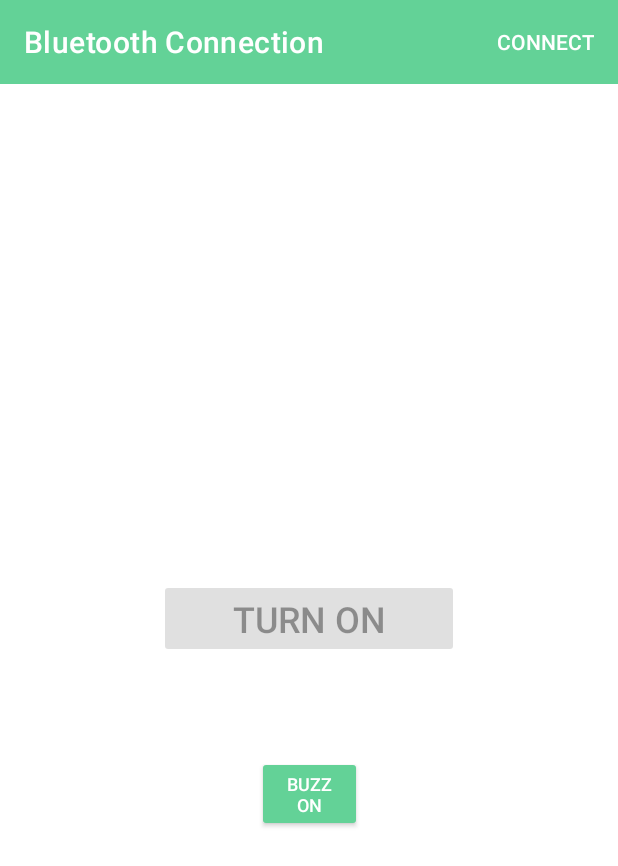
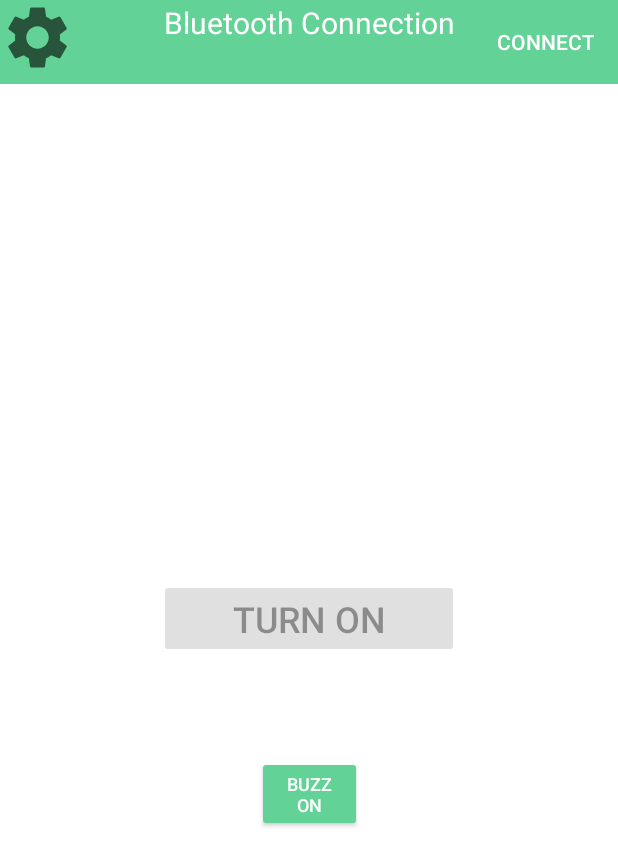
Before and after one commit to gomalodon/LightApp, an Android app: the screen it shows after launch (MainActivity), on a phone screen of 412 x 824 dp. Shown: the top 866 px of the screen. Run offline under Robolectric (Android 15) with nearby library versions, the phone set to English and light mode, and no system bars.

Commit message:
settings

```diff
--- a/LightApp/app/build.gradle
+++ b/LightApp/app/build.gradle
@@ -35,6 +35,7 @@
 
     implementation 'androidx.core:core-ktx:1.6.0'
     implementation 'androidx.appcompat:appcompat:1.3.1'
+    implementation 'androidx.preference:preference:1.2.0'
     implementation 'com.google.android.material:material:1.4.0'
     implementation 'androidx.constraintlayout:constraintlayout:2.1.0'
     testImplementation 'junit:junit:4.+'
--- a/LightApp/app/src/main/java/com/gielooghe/lightapp/MainActivity.java
+++ b/LightApp/app/src/main/java/com/gielooghe/lightapp/MainActivity.java
@@ -53,6 +53,8 @@
         // UI Initialization
         final Button buttonConnect = findViewById(R.id.buttonConnect);
         final Toolbar toolbar = findViewById(R.id.toolbar);
+        final TextView blText = findViewById(R.id.BlTitle);
+        final TextView blSubText = findViewById(R.id.BlSubTitle);
         final ProgressBar progressBar = findViewById(R.id.progressBar);
         progressBar.setVisibility(View.GONE);
         final TextView textViewInfo = findViewById(R.id.textViewInfo);
@@ -60,8 +62,11 @@
         buttonToggle.setEnabled(false);
         final Button buzzerToggle = findViewById(R.id.buzzerToggle);
         buttonToggle.setEnabled(false);
+        final ImageView settings = findViewById(R.id.settings);
 //        final ImageView imageView = findViewById(R.id.imageView);
 //        imageView.setBackgroundColor(getResources().getColor(R.color.colorOff));
+
+//        NavigationUI.setupActionBarWithNavController(this,navController, drawerLayout)
 
         // If a bluetooth device has been selected from SelectDeviceActivity
         deviceName = getIntent().getStringExtra("deviceName");
@@ -69,7 +74,7 @@
             // Get the device address to make BT Connection
             deviceAddress = getIntent().getStringExtra("deviceAddress");
             // Show progree and connection status
-            toolbar.setSubtitle("Connecting to " + deviceName + "...");
+            blSubText.setText("Connecting to " + deviceName + "...");
             progressBar.setVisibility(View.VISIBLE);
             buttonConnect.setEnabled(false);
 
@@ -93,13 +98,14 @@
                     case CONNECTING_STATUS:
                         switch(msg.arg1){
                             case 1:
-                                toolbar.setSubtitle("Connected to " + deviceName);
+                                blSubText.setText("Connected to " + deviceName);
                                 progressBar.setVisibility(View.GONE);
                                 buttonConnect.setEnabled(true);
                                 buttonToggle.setEnabled(true);
+                                connectedThread.write("2");
                                 break;
                             case -1:
-                                toolbar.setSubtitle("Device fails to connect");
+                                blSubText.setText("Device fails to connect");
                                 progressBar.setVisibility(View.GONE);
                                 buttonConnect.setEnabled(true);
                                 break;
@@ -187,6 +193,16 @@
                 if (cmdText != null) {
                     connectedThread.write(cmdText);
                 }
+            }
+        });
+
+        // Settings button
+        settings.setOnClickListener(new View.OnClickListener() {
+            @Override
+            public void onClick(View view) {
+                Log.d("myTag", "settings");
+                Intent intent = new Intent(MainActivity.this, SettingsActivity.class);
+                startActivity(intent);
             }
         });
     }
--- /dev/null
+++ b/LightApp/app/src/main/res/drawable/ic_baseline_settings_24.xml
@@ -0,0 +1,10 @@
+<vector xmlns:android="http://schemas.android.com/apk/res/android"
+    android:width="24dp"
+    android:height="24dp"
+    android:viewportWidth="24"
+    android:viewportHeight="24"
+    android:tint="?attr/colorControlNormal">
+  <path
+      android:fillColor="@android:color/primary_text_dark"
+      android:pathData="M19.14,12.94c0.04,-0.3 0.06,-0.61 0.06,-0.94c0,-0.32 -0.02,-0.64 -0.07,-0.94l2.03,-1.58c0.18,-0.14 0.23,-0.41 0.12,-0.61l-1.92,-3.32c-0.12,-0.22 -0.37,-0.29 -0.59,-0.22l-2.39,0.96c-0.5,-0.38 -1.03,-0.7 -1.62,-0.94L14.4,2.81c-0.04,-0.24 -0.24,-0.41 -0.48,-0.41h-3.84c-0.24,0 -0.43,0.17 -0.47,0.41L9.25,5.35C8.66,5.59 8.12,5.92 7.63,6.29L5.24,5.33c-0.22,-0.08 -0.47,0 -0.59,0.22L2.74,8.87C2.62,9.08 2.66,9.34 2.86,9.48l2.03,1.58C4.84,11.36 4.8,11.69 4.8,12s0.02,0.64 0.07,0.94l-2.03,1.58c-0.18,0.14 -0.23,0.41 -0.12,0.61l1.92,3.32c0.12,0.22 0.37,0.29 0.59,0.22l2.39,-0.96c0.5,0.38 1.03,0.7 1.62,0.94l0.36,2.54c0.05,0.24 0.24,0.41 0.48,0.41h3.84c0.24,0 0.44,-0.17 0.47,-0.41l0.36,-2.54c0.59,-0.24 1.13,-0.56 1.62,-0.94l2.39,0.96c0.22,0.08 0.47,0 0.59,-0.22l1.92,-3.32c0.12,-0.22 0.07,-0.47 -0.12,-0.61L19.14,12.94zM12,15.6c-1.98,0 -3.6,-1.62 -3.6,-3.6s1.62,-3.6 3.6,-3.6s3.6,1.62 3.6,3.6S13.98,15.6 12,15.6z"/>
+</vector>
--- a/LightApp/app/src/main/res/layout/activity_main.xml
+++ b/LightApp/app/src/main/res/layout/activity_main.xml
@@ -19,10 +19,46 @@
         app:layout_constraintStart_toStartOf="parent"
         app:layout_constraintTop_toTopOf="parent"
         app:subtitleTextColor="@android:color/background_light"
-        app:title="Bluetooth Connection"
         app:titleTextColor="@android:color/background_light" />
 
-<!--    <ImageView-->
+    <TextView
+        android:id="@+id/BlTitle"
+        android:layout_width="match_parent"
+        android:layout_height="30dp"
+        android:background="?attr/colorPrimary"
+        android:gravity="center"
+        android:text="Bluetooth Connection"
+        android:textSize="20dp"
+        android:textColor="@android:color/background_light"
+        app:layout_constraintEnd_toStartOf="@+id/buttonConnect"
+        app:layout_constraintStart_toEndOf="@+id/settings"
+        app:layout_constraintTop_toTopOf="parent"
+        app:subtitleTextColor="@android:color/background_light" />
+
+    <TextView
+        android:id="@+id/BlSubTitle"
+        android:layout_width="match_parent"
+        android:layout_height="25dp"
+        android:background="?attr/colorPrimary"
+        android:gravity="center"
+        android:text=""
+        android:textSize="10dp"
+        android:textColor="@android:color/background_light"
+        app:layout_constraintEnd_toStartOf="@+id/buttonConnect"
+        app:layout_constraintStart_toEndOf="@+id/settings"
+        app:layout_constraintTop_toBottomOf="@id/BlTitle"
+        app:subtitleTextColor="@android:color/background_light" />
+
+    <ImageView
+        android:id="@+id/settings"
+        android:layout_width="50dp"
+        android:layout_height="50dp"
+        android:background="@color/colorPrimary"
+        app:layout_constraintStart_toStartOf="parent"
+        app:layout_constraintTop_toTopOf="parent"
+        app:srcCompat="@drawable/ic_baseline_settings_24" />
+
+    <!--    <ImageView-->
 <!--        android:id="@+id/imageView"-->
 <!--        android:layout_width="200dp"-->
 <!--        android:layout_height="300dp"-->
```
Also changed, not shown: LightApp/app/src/main/java/com/gielooghe/lightapp/SettingsActivity.java (added, +16 -0 lines), LightApp/app/src/main/res/layout/settings_activity.xml (added, +17 -0 lines).
